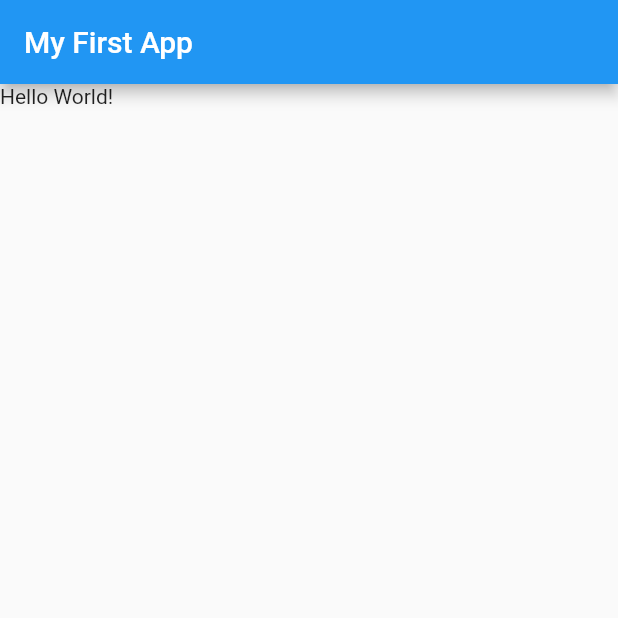
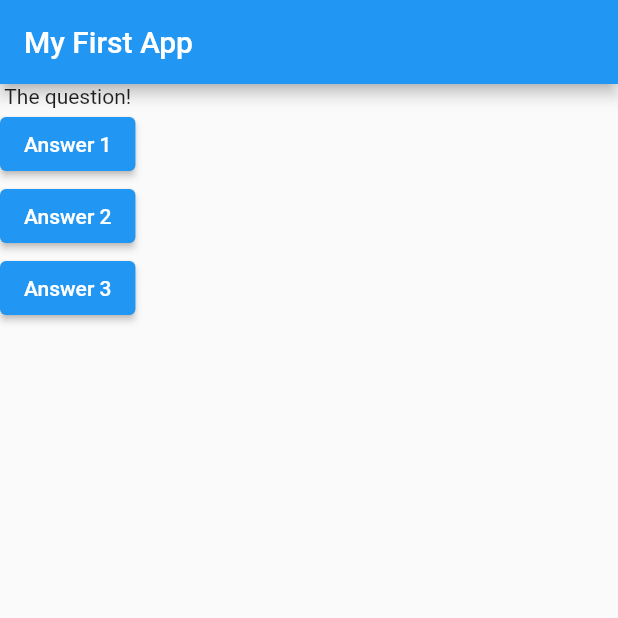
Before and after one commit to rizafairuzzabadi/Flutter-Projects, a Flutter app: the screen it shows after launch, on a phone screen of 412 x 824 dp, the top half of it. Run offline on Flutter 3.47's test engine with Material 2 defaults, Android fonts, the phone set to English and light mode, and no system bars.

Commit message:
End of 2nd Day

```diff
--- a/from_scratch/lib/main.dart
+++ b/from_scratch/lib/main.dart
@@ -7,16 +7,29 @@ import 'package:flutter/material.dart';
 void main() => runApp(const MyApp());
 
 class MyApp extends StatelessWidget {
-  const MyApp({super.key});
+
+  void answerQuestion(){
+    print('Answer chosen!');
+  }
+
+  const MyApp({super.key}); //key is a property of the stateless widget
+
 
   @override //a decorator. Deliberately overriding the default behavior of the build method
   Widget build(BuildContext context) {
+    var questions = ['What\'s your favorite color?', 'What\'s your favorite animal?'];
     return MaterialApp(
       home: Scaffold(
           appBar: AppBar(
             title: const Text('My First App'),
           ),
-          body: const Text('Hello World!')),
+          body: Column(children: [
+            const Text('The question!'),
+            ElevatedButton(onPressed: answerQuestion, child: const Text('Answer 1')),
+            ElevatedButton(onPressed: answerQuestion, child: const Text('Answer 2')),
+            ElevatedButton(onPressed: answerQuestion, child: const Text('Answer 3')),
+          ],), //Widget is a class
+          ),
     ); //Scaffold is a widget that provides a basic layout
   }
 }
```
